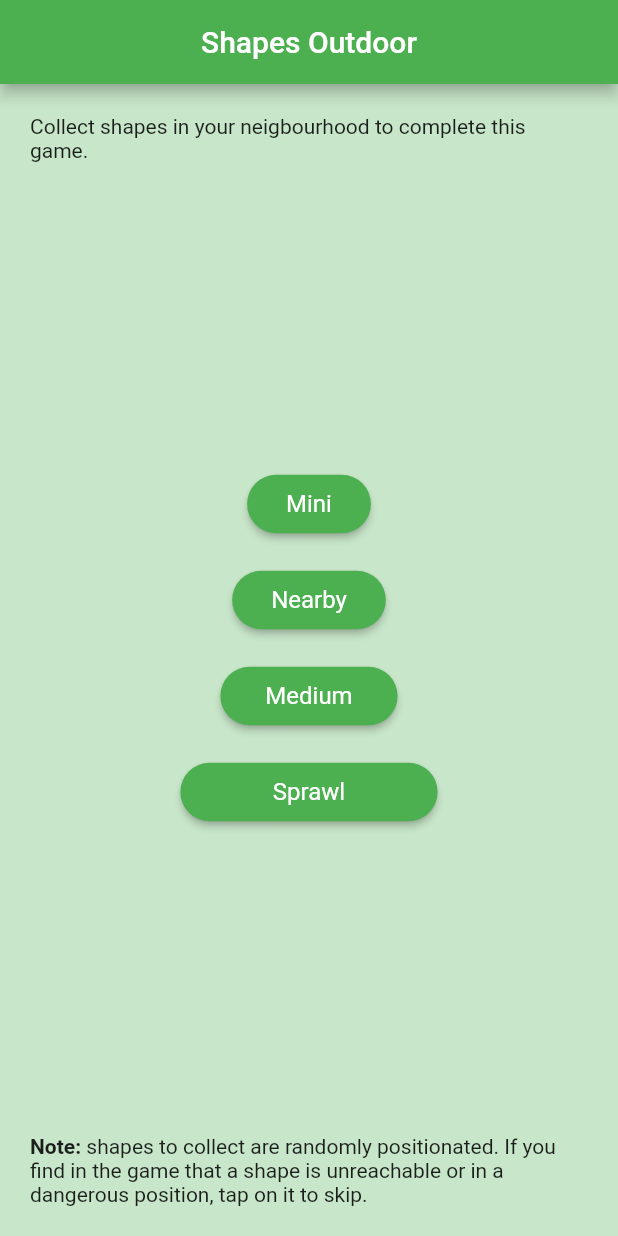
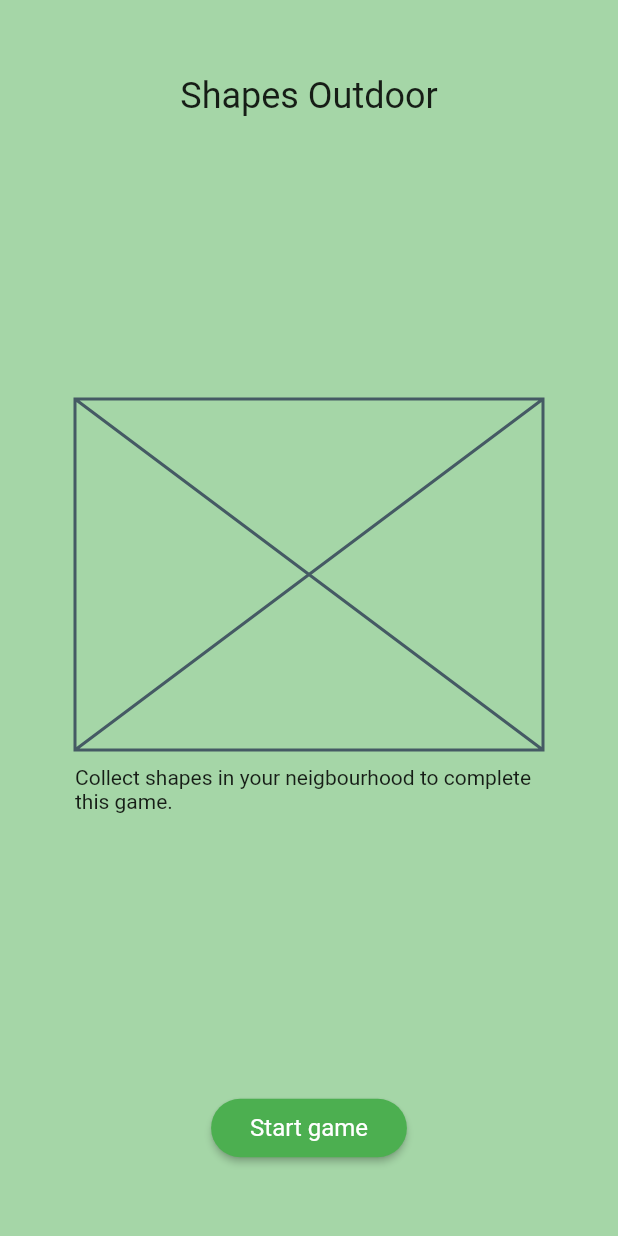
Before and after one commit to Leffe108/shapes-outdoor2, a Flutter app: the screen it shows after launch, on a phone screen of 412 x 824 dp. Run offline on Flutter 3.47's test engine with Material 2 defaults, Android fonts, the phone set to English and light mode, and no system bars; our stand-ins replace flutter_dotenv, flutter_map, latlong2, location, routemaster; missing offline and left inert: flutter_vibrate.

Commit message:
Add: split start/new-game screen into two and color tweaks

```diff
--- a/lib/main.dart
+++ b/lib/main.dart
@@ -3,8 +3,7 @@ import 'package:flutter_dotenv/flutter_dotenv.dart';
 import 'package:provider/provider.dart';
 import 'package:routemaster/routemaster.dart';
 import 'package:shapes_outdoor/models/game_state.dart';
-import 'package:shapes_outdoor/screens/game/game_screen.dart';
-import 'package:shapes_outdoor/screens/new_game/new_game_screen.dart';
+import 'package:shapes_outdoor/router/app_router.dart';
 import 'package:shapes_outdoor/theme/app_theme.dart';
 
 void main() async {
@@ -25,12 +24,7 @@ class MyApp extends StatelessWidget {
         title: 'Flutter Demo',
         theme: buildAppTheme(dark: false),
         darkTheme: buildAppTheme(dark: true),
-        routerDelegate: RoutemasterDelegate(
-          routesBuilder: (context) => RouteMap(routes: {
-            '/': (routeData) => const MaterialPage(child: NewGameScreen()),
-            '/game': (routeData) => const MaterialPage(child: GameScreen()),
-          }),
-        ),
+        routerDelegate: appRouter(),
         routeInformationParser: const RoutemasterParser(),
       ),
     );
--- a/lib/models/game_state.dart
+++ b/lib/models/game_state.dart
@@ -118,6 +118,9 @@ class GameState extends ChangeNotifier {
   /// List giving ShapeType to collect order
   List<ShapeType> get shapesToCollect => _shapes;
 
+  /// Next shape to collect
+  ShapeType? get nextShape => _shapes.isNotEmpty ? _shapes[0] : null;
+
   /// Distance in meters to next shape
   double? get closestShapeDistanceM => _closestPoint?.distM;
 
--- /dev/null
+++ b/lib/router/app_router.dart
@@ -0,0 +1,15 @@
+import 'package:flutter/material.dart';
+import 'package:routemaster/routemaster.dart';
+import 'package:shapes_outdoor/screens/game/game_screen.dart';
+import 'package:shapes_outdoor/screens/new_game/new_game_screen.dart';
+import 'package:shapes_outdoor/screens/start/start_screen.dart';
+
+RouterDelegate<Object> appRouter() {
+  return RoutemasterDelegate(
+    routesBuilder: (context) => RouteMap(routes: {
+      '/': (routeData) => const MaterialPage(child: StartScreen()),
+      '/new-game': (routeData) => const MaterialPage(child: NewGameScreen()),
+      '/new-game/game': (routeData) => const MaterialPage(child: GameScreen()),
+    }),
+  );
+}
--- a/lib/screens/new_game/new_game_screen.dart
+++ b/lib/screens/new_game/new_game_screen.dart
@@ -1,9 +1,5 @@
 import 'package:flutter/material.dart';
-import 'package:provider/provider.dart';
-import 'package:routemaster/routemaster.dart';
-import 'package:shapes_outdoor/models/game_state.dart';
 import 'package:shapes_outdoor/screens/new_game/widgets/game_menu.dart';
-import 'package:shapes_outdoor/screens/new_game/widgets/new_game_button.dart';
 
 class NewGameScreen extends StatelessWidget {
   const NewGameScreen({Key? key}) : super(key: key);
@@ -12,19 +8,18 @@ class NewGameScreen extends StatelessWidget {
   Widget build(BuildContext context) {
     return Scaffold(
       appBar: AppBar(
-        title: const Text('Shapes Outdoor'),
+        title: const Text('Select level'),
         centerTitle: true,
+        shadowColor: Colors.transparent,
       ),
       body: Container(
         color: Theme.of(context).colorScheme.background,
-        child: Padding(
-          padding: const EdgeInsets.all(20.0),
+        padding: const EdgeInsets.all(50.0),
+        child: SafeArea(
           child: Center(
             child: Column(
               mainAxisSize: MainAxisSize.max,
               children: const [
-                Text(
-                    'Collect shapes in your neigbourhood to complete this game.'),
                 Expanded(
                   child: GameMenu(),
                 ),
--- a/lib/screens/new_game/widgets/game_menu.dart
+++ b/lib/screens/new_game/widgets/game_menu.dart
@@ -54,16 +54,16 @@ class _GameMenuState extends State<GameMenu> {
         children: [
           const Text('You have a game in progress'),
           const SizedBox(
-            height: 10,
+            height: 30,
           ),
           StadiumButton(
             text: const Text('Resume'),
             onPressed: () {
-              Routemaster.of(context).push('/game');
+              Routemaster.of(context).push('/new-game/game');
             },
           ),
           const SizedBox(
-            height: 10,
+            height: 50,
           ),
           StadiumButton(
             text: const Text('Abort'),
--- a/lib/screens/new_game/widgets/new_game_button.dart
+++ b/lib/screens/new_game/widgets/new_game_button.dart
@@ -61,7 +61,7 @@ class _NewGameButtonState extends State<NewGameButton> {
         state.newGame(pos, widget.n, widget.minRangeM, widget.maxRangeM);
         state.playerPos = pos;
         if (!mounted) return;
-        Routemaster.of(context).push('/game');
+        Routemaster.of(context).push('/new-game/game');
       },
     );
   }
--- /dev/null
+++ b/lib/screens/start/start_screen.dart
@@ -0,0 +1,39 @@
+import 'package:flutter/material.dart';
+import 'package:routemaster/routemaster.dart';
+import 'package:shapes_outdoor/widgets/stadium_button.dart';
+
+class StartScreen extends StatelessWidget {
+  const StartScreen({Key? key}) : super(key: key);
+
+  @override
+  Widget build(BuildContext context) {
+    return Scaffold(
+      body: Container(
+        padding: const EdgeInsets.all(50.0),
+        color: Theme.of(context).colorScheme.background,
+        child: SafeArea(
+          child: Column(children: [
+            Text(
+              'Shapes Outdoor',
+              style: Theme.of(context).textTheme.headlineSmall,
+            ),
+            Expanded(child: Container()),
+            const SizedBox(height: 30),
+            const AspectRatio(aspectRatio: 4 / 3, child: Placeholder()),
+            const SizedBox(height: 10),
+            const Text(
+                'Collect shapes in your neigbourhood to complete this game.'),
+            const SizedBox(height: 30),
+            Expanded(child: Container()),
+            StadiumButton(
+              text: const Text('Start game'),
+              onPressed: () {
+                Routemaster.of(context).push('/new-game');
+              },
+            ),
+          ]),
+        ),
+      ),
+    );
+  }
+}
--- a/lib/theme/app_theme.dart
+++ b/lib/theme/app_theme.dart
@@ -1,19 +1,23 @@
 import 'package:flutter/material.dart';
 
 ThemeData buildAppTheme({required bool dark}) {
+  final bgColor = dark
+      ? Color.lerp(
+          Color.lerp(Colors.green[900]!, Colors.brown, 0.3), Colors.black, 0.5)
+      : Colors.green[200];
+
   var theme = dark
       // Dark theme base
       ? ThemeData(
           brightness: Brightness.dark,
           colorScheme: ColorScheme.fromSeed(
             seedColor: Colors.green[700]!,
-            background: Color.lerp(
-                Color.lerp(Colors.green[900]!, Colors.brown, 0.3),
-                Colors.black,
-                0.5),
+            background: bgColor,
             brightness: Brightness.dark,
             secondary: Colors.blue[600],
           ),
+          appBarTheme: AppBarTheme(
+              backgroundColor: bgColor, foregroundColor: Colors.white),
         )
       // Light theme base
       : ThemeData(
@@ -21,9 +25,11 @@ ThemeData buildAppTheme({required bool dark}) {
           colorScheme: ColorScheme.fromSwatch(
             brightness: Brightness.light,
             primarySwatch: Colors.green,
-            backgroundColor: Colors.green[100],
+            backgroundColor: bgColor,
             accentColor: Colors.blue[600],
           ),
+          appBarTheme: AppBarTheme(
+              backgroundColor: bgColor, foregroundColor: Colors.grey[900]),
         );
 
   // Common properties
```
Also changed, not shown: lib/screens/game/game_screen.dart (+12 -2 lines), lib/screens/game/widgets/game_status.dart (+17 -8 lines), lib/utils/alert_dialog.dart (+12 -3 lines), lib/utils/format.dart (+3 -4 lines).
